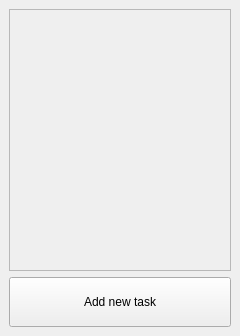
First picture: the form in MainWindow.ui, repository priomsrb/lighttasks, before the edit.
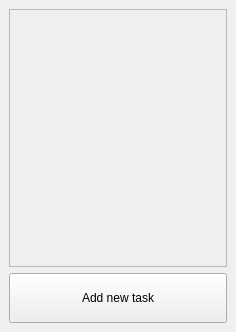
Second picture: the form after the edit. Icons and pictures are not drawn.

Commit message: Added a shortcut for adding new task (Ctrl+T) and quitting (Ctrl+Q)

What changed in the file:
```diff
--- a/MainWindow.ui
+++ b/MainWindow.ui
@@ -6,8 +6,8 @@
    <rect>
     <x>0</x>
     <y>0</y>
-    <width>240</width>
-    <height>336</height>
+    <width>236</width>
+    <height>332</height>
    </rect>
   </property>
   <property name="windowTitle">
@@ -32,8 +32,8 @@
         <rect>
          <x>0</x>
          <y>0</y>
-         <width>222</width>
-         <height>262</height>
+         <width>218</width>
+         <height>258</height>
         </rect>
        </property>
        <layout class="QVBoxLayout" name="taskListLayout">
```
Left out of the diff: 2 changed lines with no effect on the pictures. The commit also changes 2 other files.
